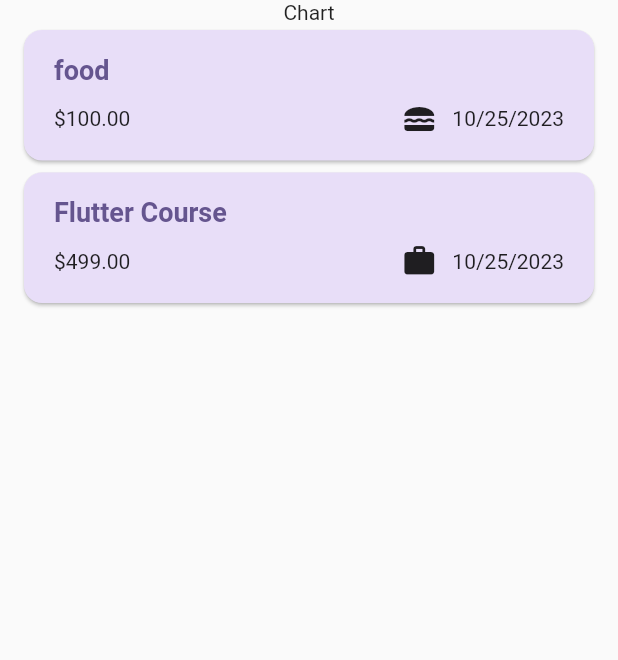
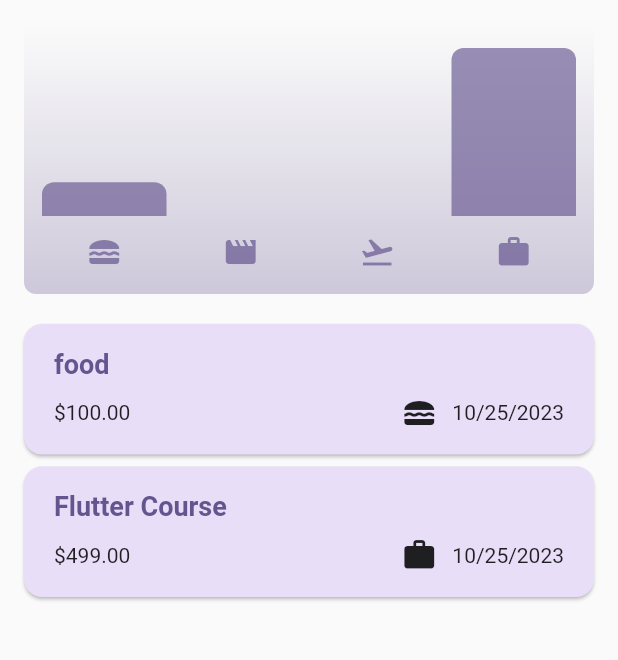
Before and after one commit to BrijeshSajeev/Flutter_Learnings, a Flutter app: the screen it shows after launch, on a phone screen of 412 x 824 dp, the part 84-744 px from its top. Run offline on Flutter 3.47's test engine with Material 2 defaults, Android fonts, the phone set to English and light mode, and no system bars; our stand-ins replace google_fonts.

Commit message:
new:Chart

```diff
--- a/expense_tracker/lib/main.dart
+++ b/expense_tracker/lib/main.dart
@@ -54,6 +54,7 @@ void main() {
               ),
             ),
       ),
+      // themeMode: ThemeMode.system,
       home: const Expenses(),
     ),
   );
--- a/expense_tracker/lib/models/expense.dart
+++ b/expense_tracker/lib/models/expense.dart
@@ -1,5 +1,6 @@
 // import 'package:intl/intl.dart';
 import 'package:flutter/material.dart';
+import 'package:flutter/rendering.dart';
 import 'package:intl/intl.dart';
 import 'package:uuid/uuid.dart';
 
@@ -33,3 +34,24 @@ class Expense {
     return formatter.format(date);
   }
 }
+
+class ExpenseBucket {
+  const ExpenseBucket({required this.category, required this.expenses});
+
+  ExpenseBucket.forCategory(List<Expense> allExpenses, this.category)
+      : expenses = allExpenses
+            .where((expense) => expense.category == category)
+            .toList();
+
+  final Category category;
+  final List<Expense> expenses;
+
+  double get totalExpenses {
+    double sum = 0;
+    for (final expense in expenses) {
+      sum += expense.amount;
+    }
+
+    return sum;
+  }
+}
--- /dev/null
+++ b/expense_tracker/lib/widgets/chart/chart.dart
@@ -0,0 +1,95 @@
+import 'package:flutter/material.dart';
+
+import 'package:expense_tracker/widgets/chart/chart_bar.dart';
+import 'package:expense_tracker/models/expense.dart';
+
+class Chart extends StatelessWidget {
+  const Chart({super.key, required this.expenses});
+
+  final List<Expense> expenses;
+
+  List<ExpenseBucket> get buckets {
+    return [
+      ExpenseBucket.forCategory(expenses, Category.food),
+      ExpenseBucket.forCategory(expenses, Category.leisure),
+      ExpenseBucket.forCategory(expenses, Category.travel),
+      ExpenseBucket.forCategory(expenses, Category.work),
+    ];
+  }
+
+  double get maxTotalExpense {
+    double maxTotalExpense = 0;
+
+    for (final bucket in buckets) {
+      if (bucket.totalExpenses > maxTotalExpense) {
+        maxTotalExpense = bucket.totalExpenses;
+      }
+    }
+
+    return maxTotalExpense;
+  }
+
+  @override
+  Widget build(BuildContext context) {
+    final isDarkMode =
+        MediaQuery.of(context).platformBrightness == Brightness.dark;
+    return Container(
+      margin: const EdgeInsets.all(16),
+      padding: const EdgeInsets.symmetric(
+        vertical: 16,
+        horizontal: 8,
+      ),
+      width: double.infinity,
+      height: 180,
+      decoration: BoxDecoration(
+        borderRadius: BorderRadius.circular(8),
+        gradient: LinearGradient(
+          colors: [
+            Theme.of(context).colorScheme.primary.withOpacity(0.3),
+            Theme.of(context).colorScheme.primary.withOpacity(0.0)
+          ],
+          begin: Alignment.bottomCenter,
+          end: Alignment.topCenter,
+        ),
+      ),
+      child: Column(
+        children: [
+          Expanded(
+            child: Row(
+              crossAxisAlignment: CrossAxisAlignment.end,
+              children: [
+                for (final bucket in buckets) // alternative to map()
+                  ChartBar(
+                    fill: bucket.totalExpenses == 0
+                        ? 0
+                        : bucket.totalExpenses / maxTotalExpense,
+                  )
+              ],
+            ),
+          ),
+          const SizedBox(height: 12),
+          Row(
+            children: buckets
+                .map(
+                  (bucket) => Expanded(
+                    child: Padding(
+                      padding: const EdgeInsets.symmetric(horizontal: 4),
+                      child: Icon(
+                        categoryIcons[bucket.category]?.icon ?? Icons.error,
+                        color: isDarkMode
+                            ? Theme.of(context).colorScheme.secondary
+                            : Theme.of(context)
+                                .colorScheme
+                                .primary
+                                .withOpacity(0.7),
+                      ),
+                    ),
+                  ),
+                )
+                .toList(),
+          )
+        ],
+      ),
+    );
+  }
+}
--- /dev/null
+++ b/expense_tracker/lib/widgets/chart/chart_bar.dart
@@ -0,0 +1,34 @@
+import 'package:flutter/material.dart';
+
+class ChartBar extends StatelessWidget {
+  const ChartBar({
+    super.key,
+    required this.fill,
+  });
+
+  final double fill;
+
+  @override
+  Widget build(BuildContext context) {
+    final isDarkMode =
+        MediaQuery.of(context).platformBrightness == Brightness.dark;
+    return Expanded(
+      child: Padding(
+        padding: const EdgeInsets.symmetric(horizontal: 4),
+        child: FractionallySizedBox(
+          heightFactor: fill,
+          child: DecoratedBox(
+            decoration: BoxDecoration(
+              shape: BoxShape.rectangle,
+              borderRadius:
+                  const BorderRadius.vertical(top: Radius.circular(8)),
+              color: isDarkMode
+                  ? Theme.of(context).colorScheme.secondary
+                  : Theme.of(context).colorScheme.primary.withOpacity(0.65),
+            ),
+          ),
+        ),
+      ),
+    );
+  }
+}
--- a/expense_tracker/lib/widgets/expenses.dart
+++ b/expense_tracker/lib/widgets/expenses.dart
@@ -1,4 +1,5 @@
 import 'package:expense_tracker/models/expense.dart';
+import 'package:expense_tracker/widgets/chart/chart.dart';
 import 'package:expense_tracker/widgets/expense_helper/expenses_list.dart';
 import 'package:expense_tracker/widgets/new_expense.dart';
 import 'package:flutter/material.dart';
@@ -81,7 +82,7 @@ class _ExpensesState extends State<Expenses> {
       ),
       body: Column(
         children: [
-          const Text("Chart"),
+          Chart(expenses: _regeisteredExpenses),
           Expanded(
             child: _regeisteredExpenses.isNotEmpty
                 ? ExpensesList(
```
